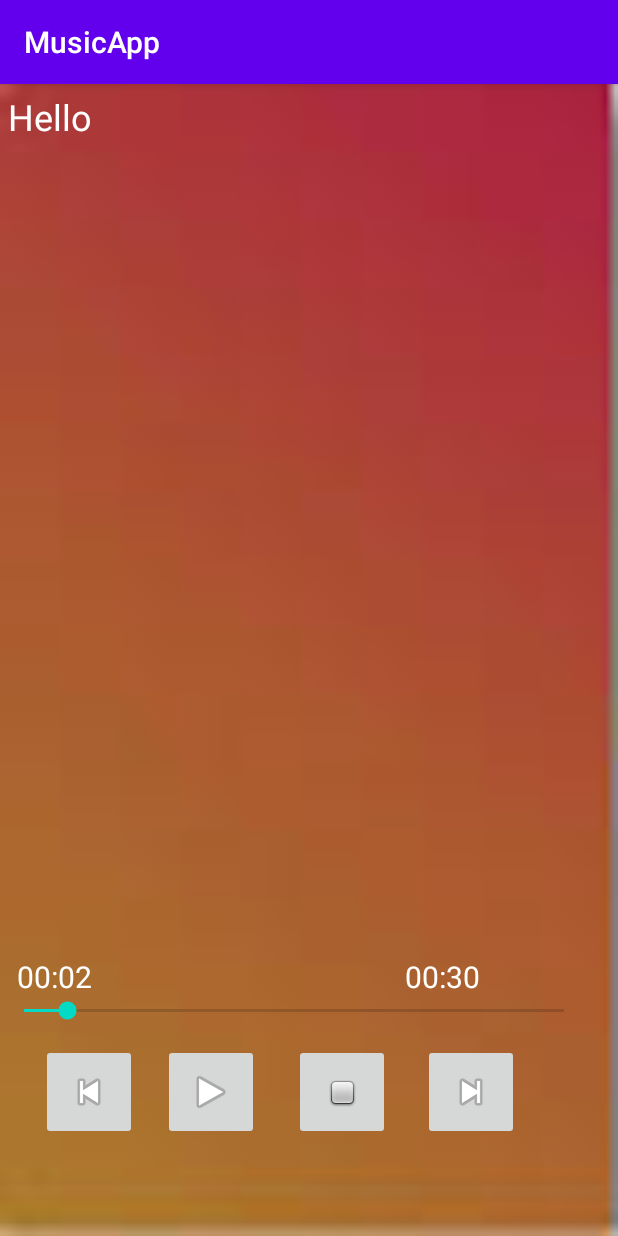
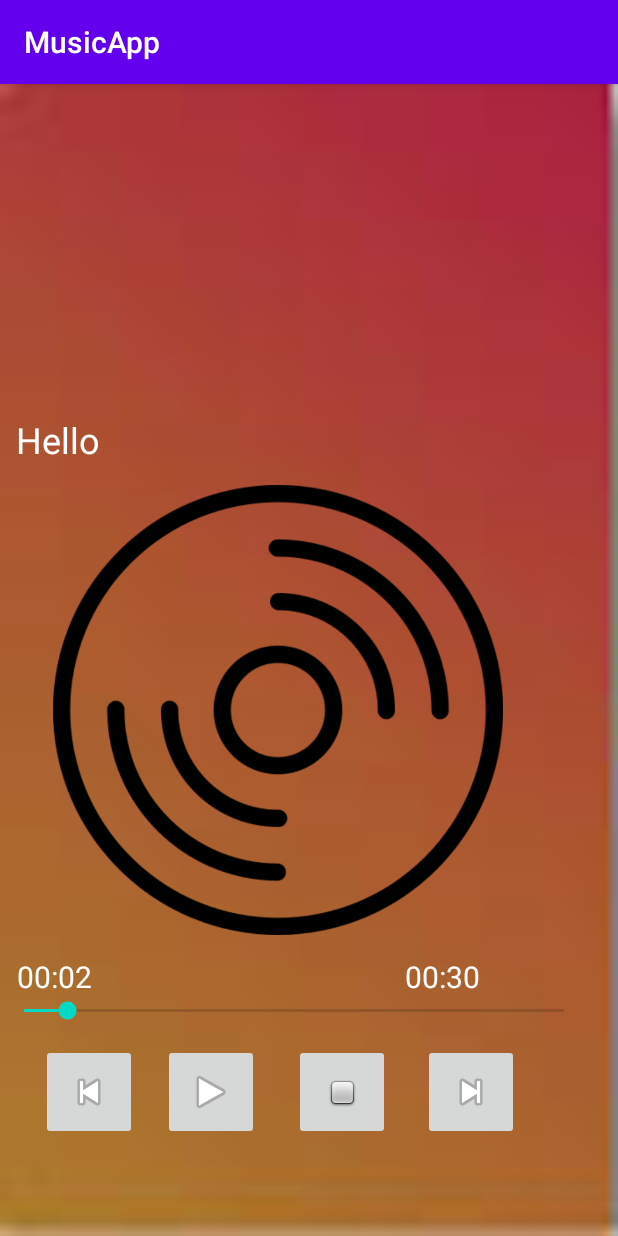
Before and after one commit to momo2941998/MusicApp, an Android app: the screen it shows after launch (MainActivity), after a tap on an icon or button, on a phone screen of 412 x 824 dp. Run offline under Robolectric (Android 15) with nearby library versions, the phone set to English and light mode, and no system bars; 1 other tap on this screen came first.

Commit message:
thêm disc xoay và tự động next bài

```diff
--- a/app/src/main/java/com/example/musicapp/MainActivity.java
+++ b/app/src/main/java/com/example/musicapp/MainActivity.java
@@ -6,8 +6,11 @@ import android.media.MediaPlayer;
 import android.os.Bundle;
 import android.os.Handler;
 import android.view.View;
+import android.view.animation.Animation;
+import android.view.animation.AnimationUtils;
 import android.widget.Button;
 import android.widget.ImageButton;
+import android.widget.ImageView;
 import android.widget.SeekBar;
 import android.widget.TextView;
 
@@ -22,7 +25,8 @@ public class MainActivity extends AppCompatActivity {
     ArrayList<Song> arraySong;
     int position = 0;
     MediaPlayer mediaPlayer;
-
+    Animation animation;
+    ImageView imageDisc;
 
     @Override
     protected void onCreate(Bundle savedInstanceState) {
@@ -30,7 +34,11 @@ public class MainActivity extends AppCompatActivity {
         setContentView(R.layout.activity_main);
 
         FindComponent();
+
         AddSong();
+
+        animation = AnimationUtils.loadAnimation(this, R.anim.disc_rotate);
+
         RenewMedia();
         play.setOnClickListener(new View.OnClickListener() {
             @Override
@@ -38,6 +46,7 @@ public class MainActivity extends AppCompatActivity {
                 if (mediaPlayer.isPlaying()){
                     // dừng và chuyển icon sang play
                     mediaPlayer.pause();
+
                     play.setImageResource((android.R.drawable.ic_media_play));
                 }
 
@@ -49,6 +58,7 @@ public class MainActivity extends AppCompatActivity {
                 // chuyển đổi total time khi chơi nhạc
                 SetTotalTime();
                 UpdateCurrentTime();
+                imageDisc.startAnimation(animation);
             }
         });
 
@@ -123,6 +133,7 @@ public class MainActivity extends AppCompatActivity {
         previous     = (ImageButton) findViewById(R.id.btnPrevious);
         play         = (ImageButton) findViewById(R.id.btnPlay);
         stop        = (ImageButton) findViewById(R.id.btnStop);
+        imageDisc   = (ImageView) findViewById(R.id.imageViewDisc);
     }
 
     private void AddSong(){
@@ -157,6 +168,21 @@ public class MainActivity extends AppCompatActivity {
                 SimpleDateFormat timeFormat = new SimpleDateFormat("mm:ss");
                 timeLast.setText(timeFormat.format(mediaPlayer.getCurrentPosition()));
                 seekBar.setProgress(mediaPlayer.getCurrentPosition());
+
+                mediaPlayer.setOnCompletionListener(new MediaPlayer.OnCompletionListener() {
+                    @Override
+                    public void onCompletion(MediaPlayer mp) {
+                        position ++;
+                        if (position > arraySong.size() -1) position = 0;
+                        if(mediaPlayer.isPlaying())
+                            mediaPlayer.stop();
+                        RenewMedia();
+                        mediaPlayer.start();
+                        play.setImageResource(android.R.drawable.ic_media_pause);
+                        SetTotalTime();
+                        UpdateCurrentTime();
+                    }
+                });
                 // vòng lặp sau 0.1s cập nhật tiếp
                 handler.postDelayed(this,100);
             }
--- /dev/null
+++ b/app/src/main/res/anim/disc_rotate.xml
@@ -0,0 +1,13 @@
+<?xml version="1.0" encoding="utf-8"?>
+<set xmlns:android="http://schemas.android.com/apk/res/android"
+    android:interpolator="@android:anim/linear_interpolator">
+    <rotate
+        android:fromDegrees="0"
+        android:toDegrees="360"
+        android:pivotX="50%"
+        android:pivotY="50%"
+        android:duration="10000"
+        android:repeatCount="infinite"
+        android:repeatMode="restart"
+        />
+</set>
--- a/app/src/main/res/layout/activity_main.xml
+++ b/app/src/main/res/layout/activity_main.xml
@@ -81,6 +81,10 @@
 
         android:layout_width="match_parent"
         android:layout_height="wrap_content"
+        android:layout_alignParentStart="true"
+        android:layout_alignParentBottom="true"
+        android:layout_marginStart="5dp"
+        android:layout_marginBottom="509dp"
         android:padding="5dp"
         android:text="Tên Bài Hát"
         android:textColor="#fff"
@@ -96,4 +100,14 @@
         android:layout_toEndOf="@+id/btnPlay"
         app:srcCompat="@android:drawable/checkbox_off_background" />
 
+    <ImageView
+        android:id="@+id/imageViewDisc"
+        android:layout_width="300dp"
+        android:layout_height="300dp"
+        android:layout_above="@+id/timeLast"
+        android:layout_alignParentStart="true"
+        android:layout_marginStart="35dp"
+        android:layout_marginBottom="14dp"
+        app:srcCompat="@drawable/disc" />
+
 </RelativeLayout>
```
Also changed, not shown: app/src/main/res/drawable/disc.png (added).
